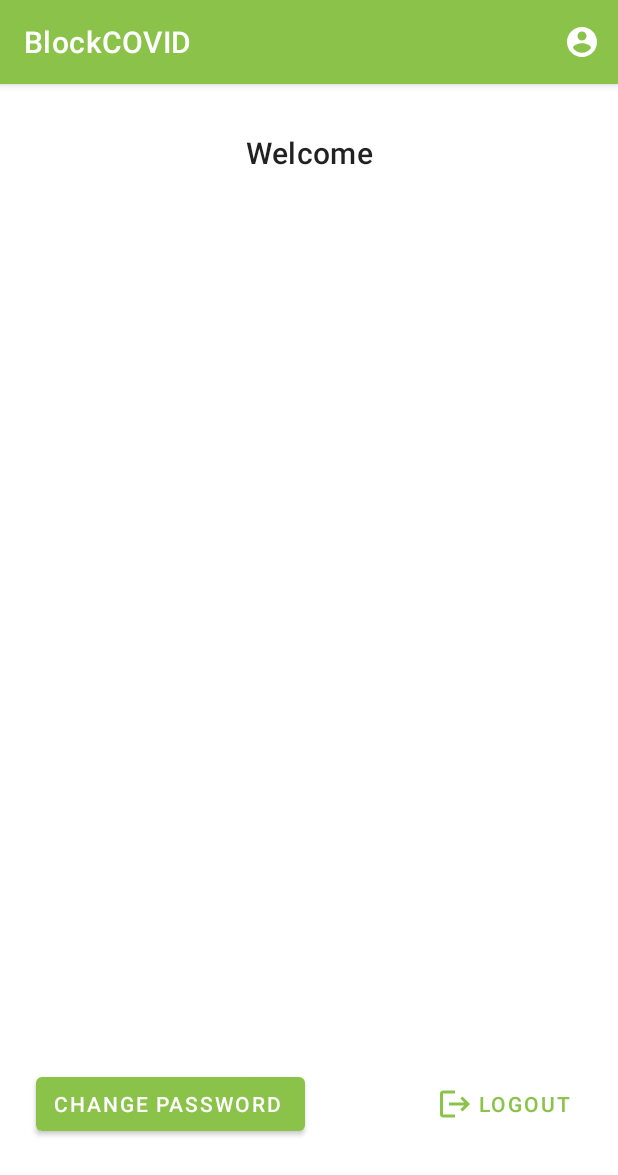
After one commit to SwevenSoftware/BlockCOVID-android, an Android app: the CleanerAccountFragment screen opened through its navigation route, on a phone screen of 412 x 824 dp. The commit adds this screen. Shown: the top 1175 px of the screen. Run offline under Robolectric (Android 15) with nearby library versions, the phone set to English and light mode, and no system bars; 1 statement that could not run was skipped.

Commit message:
separated cleaner and user account page

```diff
--- a/app/src/main/java/com/sweven/blockcovid/CleanerActivity.kt
+++ b/app/src/main/java/com/sweven/blockcovid/CleanerActivity.kt
@@ -27,7 +27,7 @@ class CleanerActivity : AppCompatActivity() {
     override fun onOptionsItemSelected(item: MenuItem): Boolean {
         val id = item.itemId
         if (id == R.id.navigation_login) {
-            findNavController(R.id.nav_host_fragment).navigate(R.id.action_global_navigation_account)
+            findNavController(R.id.nav_host_fragment).navigate(R.id.action_global_navigation_cleaner_account)
         }
         return super.onOptionsItemSelected(item)
     }
--- a/app/src/main/java/com/sweven/blockcovid/UserActivity.kt
+++ b/app/src/main/java/com/sweven/blockcovid/UserActivity.kt
@@ -73,7 +73,7 @@ class UserActivity : AppCompatActivity() {
     override fun onOptionsItemSelected(item: MenuItem): Boolean {
         val id = item.itemId
         if (id == R.id.navigation_login) {
-            findNavController(R.id.nav_host_fragment).navigate(R.id.action_global_navigation_account)
+            findNavController(R.id.nav_host_fragment).navigate(R.id.action_global_navigation_user_account)
         }
         return super.onOptionsItemSelected(item)
     }
--- a/app/src/main/java/com/sweven/blockcovid/ui/changePassword/ChangePasswordFragment.kt
+++ b/app/src/main/java/com/sweven/blockcovid/ui/changePassword/ChangePasswordFragment.kt
@@ -114,7 +114,7 @@ class ChangePasswordFragment : Fragment() {
         loading.hide()
         if (formResult.success != null) {
             Toast.makeText(context,getString(R.string.password_changed),Toast.LENGTH_SHORT).show()
-            view?.findNavController()?.navigate(R.id.action_navigation_change_password_to_navigation_account)
+            view?.findNavController()?.navigateUp()
         }
         else if (formResult.error != null) {
             oldPassword.text?.clear()
--- /dev/null
+++ b/app/src/main/java/com/sweven/blockcovid/ui/cleanerAccount/CleanerAccountFragment.kt
@@ -0,0 +1,70 @@
+package com.sweven.blockcovid.ui.cleanerAccount
+
+import android.os.Bundle
+import android.view.LayoutInflater
+import android.view.View
+import android.view.ViewGroup
+import android.widget.Button
+import android.widget.TextView
+import androidx.fragment.app.Fragment
+import androidx.lifecycle.ViewModelProvider
+import androidx.navigation.findNavController
+import com.sweven.blockcovid.R
+import java.io.File
+
+class CleanerAccountFragment: Fragment() {
+
+    private lateinit var cleanerAccountViewModel: CleanerAccountViewModel
+
+    override fun onCreateView(
+        inflater: LayoutInflater,
+        container: ViewGroup?,
+        savedInstanceState: Bundle?
+    ): View? {
+        cleanerAccountViewModel =
+            ViewModelProvider(this).get(CleanerAccountViewModel::class.java)
+        return inflater.inflate(R.layout.fragment_cleaner_account, container, false)
+    }
+
+    override fun onViewCreated(view: View, savedInstanceState: Bundle?) {
+        val cacheToken = File(context?.cacheDir, "token")
+        val cacheExpiry = File(context?.cacheDir, "expiryDate")
+        val cacheUser = File(context?.cacheDir, "username")
+        val cacheAuth = File(context?.cacheDir, "authority")
+        val showUser = view.findViewById<TextView>(R.id.showUsername)
+        val changePasswordButton = view.findViewById<Button>(R.id.change_password_button)
+        val logoutButton = view.findViewById<Button>(R.id.logout_button)
+
+        //Funzione per mostrare il messaggio di benvenuto user
+       showUserFun(showUser,cacheUser)
+        // Funzione per navigare da Account a ChangePassword (bottone Change Password)
+       changePasswordButtonFun(changePasswordButton)
+        // Funzione per fare il logout, elimina il file token dalla cache
+        logoutClearToken(logoutButton,cacheToken,cacheExpiry,cacheUser,cacheAuth)
+    }
+
+    private fun showUserFun(showUser:TextView,cacheUser:File) {
+    if(cacheUser.exists()) {
+         showUser.text = getString(R.string.welcome).plus(" ").plus(cacheUser.readText())
+       }
+    }
+
+    private fun changePasswordButtonFun(changePasswordButton: Button){
+        changePasswordButton.setOnClickListener {
+            view?.findNavController()?.navigate(R.id.action_navigation_cleaner_account_to_navigation_change_password)
+        }
+    }
+
+    private fun logoutClearToken(logoutButton:Button, cacheToken:File, cacheExpiry:File, cacheUser:File, cacheAuth:File) {
+        logoutButton.setOnClickListener {
+            if (cacheToken.exists()) {
+                cacheToken.delete()
+                cacheExpiry.delete()
+                cacheUser.delete()
+                cacheAuth.delete()
+                view?.findNavController()
+                    ?.navigate(R.id.action_global_navigation_login)
+            }
+        }
+    }
+}
--- /dev/null
+++ b/app/src/main/java/com/sweven/blockcovid/ui/cleanerAccount/CleanerAccountViewModel.kt
@@ -0,0 +1,6 @@
+package com.sweven.blockcovid.ui.cleanerAccount
+
+import androidx.lifecycle.ViewModel
+
+class CleanerAccountViewModel : ViewModel() {
+}
--- a/app/src/main/java/com/sweven/blockcovid/ui/home/HomeFragment.kt
+++ b/app/src/main/java/com/sweven/blockcovid/ui/home/HomeFragment.kt
@@ -8,7 +8,7 @@ import androidx.fragment.app.Fragment
 import androidx.lifecycle.ViewModelProvider
 import com.sweven.blockcovid.R
 
-class HomeFragment : Fragment(R.layout.fragment_home) {
+class HomeFragment : Fragment() {
 
     private lateinit var homeViewModel: HomeViewModel
 
--- a/app/src/main/java/com/sweven/blockcovid/ui/reservation/ReservationFragment.kt
+++ b/app/src/main/java/com/sweven/blockcovid/ui/reservation/ReservationFragment.kt
@@ -29,7 +29,7 @@ import java.time.LocalTime
 import java.util.*
 
 
-class ReservationFragment : Fragment(){
+class ReservationFragment : Fragment() {
     private lateinit var reservationViewModel: ReservationViewModel
 
     private val args: ReservationFragmentArgs by navArgs()
--- /dev/null
+++ b/app/src/main/java/com/sweven/blockcovid/ui/userAccount/UserAccountViewModel.kt
@@ -0,0 +1,6 @@
+package com.sweven.blockcovid.ui.userAccount
+
+import androidx.lifecycle.ViewModel
+
+class UserAccountViewModel : ViewModel() {
+}
--- /dev/null
+++ b/app/src/main/res/layout/fragment_cleaner_account.xml
@@ -0,0 +1,42 @@
+<?xml version="1.0" encoding="utf-8"?>
+<androidx.constraintlayout.widget.ConstraintLayout xmlns:android="http://schemas.android.com/apk/res/android"
+    xmlns:app="http://schemas.android.com/apk/res-auto"
+    android:layout_width="match_parent"
+    android:layout_height="match_parent">
+
+    <TextView
+        android:id="@+id/showUsername"
+        android:layout_width="wrap_content"
+        android:layout_height="27dp"
+        android:layout_marginTop="32dp"
+        android:text="@string/welcome"
+        android:textAppearance="?attr/textAppearanceHeadline6"
+        android:textSize="20sp"
+        app:layout_constraintEnd_toEndOf="parent"
+        app:layout_constraintStart_toStartOf="parent"
+        app:layout_constraintTop_toTopOf="parent" />
+
+    <Button
+        android:id="@+id/change_password_button"
+        style="@style/Widget.MaterialComponents.Button.Icon"
+        android:layout_width="wrap_content"
+        android:layout_height="wrap_content"
+        android:layout_marginStart="24dp"
+        android:layout_marginBottom="64dp"
+        android:text="@string/change_password"
+        app:layout_constraintBottom_toBottomOf="parent"
+        app:layout_constraintStart_toStartOf="parent" />
+
+    <Button
+        android:id="@+id/logout_button"
+        style="@style/Widget.MaterialComponents.Button.TextButton.Icon"
+        android:layout_width="wrap_content"
+        android:layout_height="wrap_content"
+        android:layout_marginEnd="24dp"
+        android:layout_marginBottom="64dp"
+        android:text="@string/title_activity_logout"
+        app:icon="@drawable/ic_logout"
+        app:layout_constraintBottom_toBottomOf="parent"
+        app:layout_constraintEnd_toEndOf="parent" />
+
+</androidx.constraintlayout.widget.ConstraintLayout>
--- a/app/src/main/res/navigation/cleaner_navigation.xml
+++ b/app/src/main/res/navigation/cleaner_navigation.xml
@@ -26,25 +26,25 @@
 
 
     <fragment
-        android:id="@+id/navigation_account"
-        android:name="com.sweven.blockcovid.ui.account.AccountFragment"
+        android:id="@+id/navigation_cleaner_account"
+        android:name="com.sweven.blockcovid.ui.cleanerAccount.CleanerAccountFragment"
         android:label="@string/title_account"
-        tools:layout="@layout/fragment_account" >
+        tools:layout="@layout/fragment_cleaner_account" >
         <action
-            android:id="@+id/action_navigation_account_to_navigation_change_password"
+            android:id="@+id/action_navigation_cleaner_account_to_navigation_change_password"
             app:destination="@id/navigation_change_password" />
     </fragment>
-    <action android:id="@+id/action_global_navigation_account" app:destination="@id/navigation_account"/>
+    <action android:id="@+id/action_global_navigation_cleaner_account" app:destination="@id/navigation_cleaner_account"/>
 
     <fragment
         android:id="@+id/navigation_change_password"
         android:name="com.sweven.blockcovid.ui.changePassword.ChangePasswordFragment"
         android:label="@string/change_password"
-        tools:layout="@layout/fragment_account" >
+        tools:layout="@layout/fragment_change_password" >
         <action
-            android:id="@+id/action_navigation_change_password_to_navigation_account"
-            app:destination="@id/navigation_account"
-            app:popUpTo="@id/navigation_account"
+            android:id="@+id/action_navigation_change_password_to_navigation_cleaner_account"
+            app:destination="@id/navigation_cleaner_account"
+            app:popUpTo="@id/navigation_cleaner_account"
             app:popUpToInclusive="true" />
     </fragment>
 
```
Also changed, not shown: app/src/main/java/com/sweven/blockcovid/ui/account/AccountViewModel.kt (deleted, +0 -9 lines), app/src/main/java/com/sweven/blockcovid/ui/userAccount/UserAccountFragment.kt (renamed from app/src/main/java/com/sweven/blockcovid/ui/account/AccountFragment.kt, +8 -8 lines), app/src/main/res/layout/blank_fragment.xml (deleted, +0 -13 lines), app/src/main/res/navigation/user_navigation.xml (+10 -10 lines), app/src/main/res/layout/fragment_user_account.xml (renamed from app/src/main/res/layout/fragment_account.xml).
